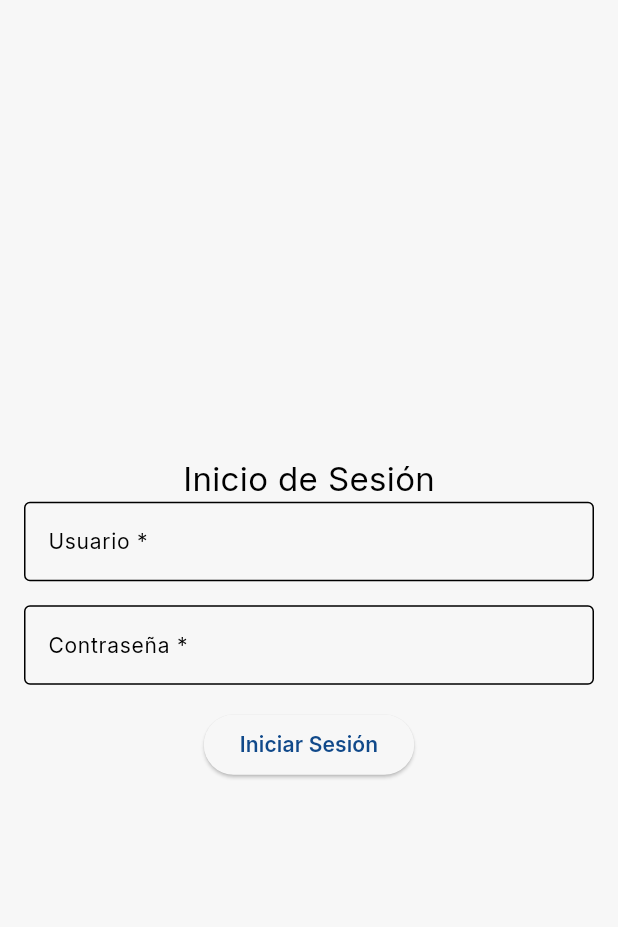
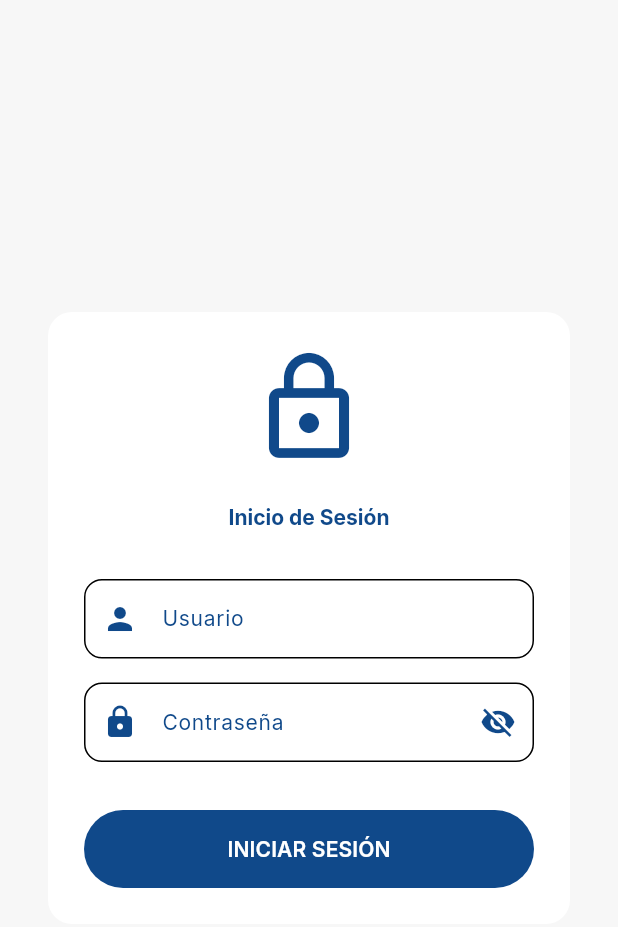
Before and after one commit to virden18/vdenis-flutter001, a Flutter app: the screen it shows after launch, on a phone screen of 412 x 824 dp. Shown: the top 927 px of the screen. Run offline on Flutter 3.47's test engine with Material 3 defaults, Android fonts, the phone set to English and light mode, and no system bars; our stand-ins replace connectivity_plus, dart_mappable, dio, equatable, flutter_bloc, flutter_dotenv and 5 more; generated files the repository leaves out were written again.

Commit message:
mejora visual en el login screen

```diff
--- a/lib/bloc/tarea/tarea_bloc.dart
+++ b/lib/bloc/tarea/tarea_bloc.dart
@@ -95,9 +95,7 @@ class TareaBloc extends Bloc<TareaEvent, TareaState> {
           (t) => t.id == event.taskId,
         );
 
-        final usuarioActual =
-            tareaActual.usuario ??
-            (await _secureStorage.getUserEmail() ?? 'usuario@anonimo.com');
+        final usuarioActual = tareaActual.usuario ?? (await _secureStorage.getUserEmail() ?? 'usuario@anonimo.com');
 
         final tareaConEmail = event.tarea.copyWith(usuario: usuarioActual);
 
--- a/lib/helpers/dialog_helper.dart
+++ b/lib/helpers/dialog_helper.dart
@@ -64,7 +64,7 @@ class DialogHelper {
 
                 if (context.mounted) {
                   Navigator.of(context).pushAndRemoveUntil(
-                    MaterialPageRoute(builder: (context) => LoginScreen()),
+                    MaterialPageRoute(builder: (context) => const LoginScreen()),
                     (route) => false,
                   );
                 }
--- a/lib/main.dart
+++ b/lib/main.dart
@@ -65,7 +65,7 @@ class MyApp extends StatelessWidget {
         builder: (context, child) {
           return ConnectivityWrapper(child: child ?? const SizedBox.shrink());
         },
-        home: LoginScreen(),
+        home: const LoginScreen(),
       ),
     );
   }
--- a/lib/views/login_screen.dart
+++ b/lib/views/login_screen.dart
@@ -5,17 +5,44 @@ import 'package:vdenis/bloc/auth/auth_event.dart';
 import 'package:vdenis/bloc/auth/auth_state.dart';
 import 'package:vdenis/components/snackbar_component.dart';
 import 'package:vdenis/views/welcome_screen.dart';
+import 'package:vdenis/theme/colors.dart';
 
-class LoginScreen extends StatelessWidget {
+class LoginScreen extends StatefulWidget {
+  const LoginScreen({super.key});
+
+  @override
+  State<LoginScreen> createState() => _LoginScreenState();
+}
+
+class _LoginScreenState extends State<LoginScreen> {
   final _formKey = GlobalKey<FormState>();
+  final TextEditingController _usernameController = TextEditingController();
+  final TextEditingController _passwordController = TextEditingController();
+  bool _obscurePassword = true;
 
-  LoginScreen({super.key});
+  @override
+  void dispose() {
+    _usernameController.dispose();
+    _passwordController.dispose();
+    super.dispose();
+  }
+
+  void _submitForm(BuildContext context) {
+    if (_formKey.currentState!.validate()) {
+      final username = _usernameController.text.trim();
+      final password = _passwordController.text.trim();
+      context.read<AuthBloc>().add(
+        AuthLoginRequested(
+          email: username,
+          password: password,
+        ),
+      );
+    }
+  }
 
   @override
   Widget build(BuildContext context) {
-    final TextEditingController usernameController = TextEditingController();
-    final TextEditingController passwordController = TextEditingController();
-
+    final theme = Theme.of(context);
     return BlocProvider(
       create: (context) => AuthBloc(),
       child: BlocConsumer<AuthBloc, AuthState>(
@@ -25,7 +52,11 @@ class LoginScreen extends StatelessWidget {
               context: context,
               barrierDismissible: false,
               builder: (BuildContext context) {
-                return const Center(child: CircularProgressIndicator());
+                return Center(
+                  child: CircularProgressIndicator(
+                    color: theme.colorScheme.primary,
+                  ),
+                );
               },
             );
           } else if (state is AuthAuthenticated) {
@@ -47,7 +78,7 @@ class LoginScreen extends StatelessWidget {
             ScaffoldMessenger.of(context).showSnackBar(
               SnackBarComponent.crear(
                 mensaje: state.error.message,
-                color: Colors.red,
+                color: theme.colorScheme.error,
                 duracion: const Duration(seconds: 4),
               ),
             );
@@ -55,38 +86,110 @@ class LoginScreen extends StatelessWidget {
         },
         builder: (context, state) {
           return Scaffold(
-            body: Padding(
-              padding: const EdgeInsets.all(16.0),
+            backgroundColor: theme.scaffoldBackgroundColor,
+            body: SafeArea(
+              child: Center(
+                child: SingleChildScrollView(
+                  padding: const EdgeInsets.all(24.0),
+                  child: Card(
+                    elevation: 0,
+                    margin: const EdgeInsets.all(8.0),
+                    shape: RoundedRectangleBorder(
+                      borderRadius: BorderRadius.circular(16),
+                    ),
+                    color: theme.cardTheme.color,
+                    child: Padding(
+                      padding: const EdgeInsets.all(24.0),
                       child: Form(
                         key: _formKey,
                         child: Column(
+                          mainAxisSize: MainAxisSize.min,
                           mainAxisAlignment: MainAxisAlignment.center,
+                          crossAxisAlignment: CrossAxisAlignment.stretch,
                           children: [
-                    const Text(
+                            Icon(
+                              Icons.lock_outline,
+                              size: 80,
+                              color: theme.colorScheme.primary,
+                            ),
+                            const SizedBox(height: 24),
+                            Text(
                               'Inicio de Sesión',
-                      style: TextStyle(color: Colors.black, fontSize: 22),
+                              style: theme.textTheme.headlineMedium?.copyWith(
+                                fontWeight: FontWeight.bold,
+                                color: AppColors.primaryDarkBlue,
                               ),
+                              textAlign: TextAlign.center,
+                            ),
+                            const SizedBox(height: 32),
                             TextFormField(
-                      controller: usernameController,
-                      decoration: const InputDecoration(
-                        labelText: 'Usuario *',
-                        border: OutlineInputBorder(),
+                              controller: _usernameController,
+                              decoration: InputDecoration(
+                                labelText: 'Usuario',
+                                labelStyle: TextStyle(color: theme.colorScheme.primary),
+                                hintText: 'Ingresa el nombre de usuario o correo',
+                                hintStyle: const TextStyle(color: AppColors.gray05),
+                                prefixIcon: Icon(Icons.person, color: theme.colorScheme.primary),
+                                border: OutlineInputBorder(
+                                  borderRadius: BorderRadius.circular(12),
+                                  borderSide: const BorderSide(color: AppColors.gray05),
                                 ),
+                                focusedBorder: OutlineInputBorder(
+                                  borderRadius: BorderRadius.circular(12),
+                                  borderSide: BorderSide(color: theme.colorScheme.primary, width: 2),
+                                ),
+                                filled: true,
+                                fillColor: AppColors.gray01,
+                              ),
+                              keyboardType: TextInputType.emailAddress,
+                              textInputAction: TextInputAction.next,
+                              style: theme.textTheme.bodyLarge,
+                              cursorColor: theme.colorScheme.primary,
                               validator: (value) {
                                 if (value == null || value.trim().isEmpty) {
-                          return 'El correo es obligatorio';
+                                  return 'El usuario o correo es obligatorio';
                                 }
                                 return null;
                               },
                             ),
                             const SizedBox(height: 16),
                             TextFormField(
-                      controller: passwordController,
-                      decoration: const InputDecoration(
-                        labelText: 'Contraseña *',
-                        border: OutlineInputBorder(),
+                              controller: _passwordController,
+                              decoration: InputDecoration(
+                                labelText: 'Contraseña',
+                                labelStyle: TextStyle(color: theme.colorScheme.primary),
+                                hintText: 'Ingresa tu contraseña',
+                                hintStyle: const TextStyle(color: AppColors.gray05),
+                                prefixIcon: Icon(Icons.lock, color: theme.colorScheme.primary),
+                                suffixIcon: IconButton(
+                                  icon: Icon(
+                                    _obscurePassword
+                                        ? Icons.visibility_off
+                                        : Icons.visibility,
+                                    color: theme.colorScheme.primary,
                                   ),
-                      obscureText: true,
+                                  onPressed: () {
+                                    setState(() {
+                                      _obscurePassword = !_obscurePassword;
+                                    });
+                                  },
+                                ),
+                                border: OutlineInputBorder(
+                                  borderRadius: BorderRadius.circular(12),
+                                  borderSide: const BorderSide(color: AppColors.gray05),
+                                ),
+                                focusedBorder: OutlineInputBorder(
+                                  borderRadius: BorderRadius.circular(12),
+                                  borderSide: BorderSide(color: theme.colorScheme.primary, width: 2),
+                                ),
+                                filled: true,
+                                fillColor: AppColors.gray01,
+                              ),
+                              obscureText: _obscurePassword,
+                              textInputAction: TextInputAction.done,
+                              onFieldSubmitted: (_) => _submitForm(context),
+                              style: theme.textTheme.bodyLarge,
+                              cursorColor: theme.colorScheme.primary,
                               validator: (value) {
                                 if (value == null || value.trim().isEmpty) {
                                   return 'La contraseña es obligatoria';
@@ -94,23 +197,22 @@ class LoginScreen extends StatelessWidget {
                                 return null;
                               },
                             ),
-                    const SizedBox(height: 16),
-                    ElevatedButton(
-                      onPressed: () {
-                        if (_formKey.currentState!.validate()) {
-                          final username = usernameController.text.trim();
-                          final password = passwordController.text.trim();
-                          context.read<AuthBloc>().add(
-                            AuthLoginRequested(
-                              email: username,
-                              password: password,
+                            const SizedBox(height: 32),
+                            FilledButton(
+                              onPressed: () => _submitForm(context),
+                              style: theme.filledButtonTheme.style,
+                              child: Text(
+                                'INICIAR SESIÓN',
+                                style: theme.textTheme.labelLarge?.copyWith(
+                                  color: theme.colorScheme.onPrimary,
                                 ),
-                          );
-                        }
-                      },
-                      child: const Text('Iniciar Sesión'),
+                              ),
                             ),
                           ],
+                        ),
+                      ),
+                    ),
+                  ),
                 ),
               ),
             ),
--- a/lib/views/welcome_screen.dart
+++ b/lib/views/welcome_screen.dart
@@ -29,7 +29,7 @@ class WelcomeScreenState extends State<WelcomeScreen> {
     if (token == null || token.isEmpty) {
       if (mounted) {
         Navigator.of(context).pushAndRemoveUntil(
-          MaterialPageRoute(builder: (context) => LoginScreen()),
+          MaterialPageRoute(builder: (context) => const LoginScreen()),
           (route) => false, // Elimina todas las rutas previas
         );
       }
```
Lines whose indentation alone changed are shown as unchanged.
